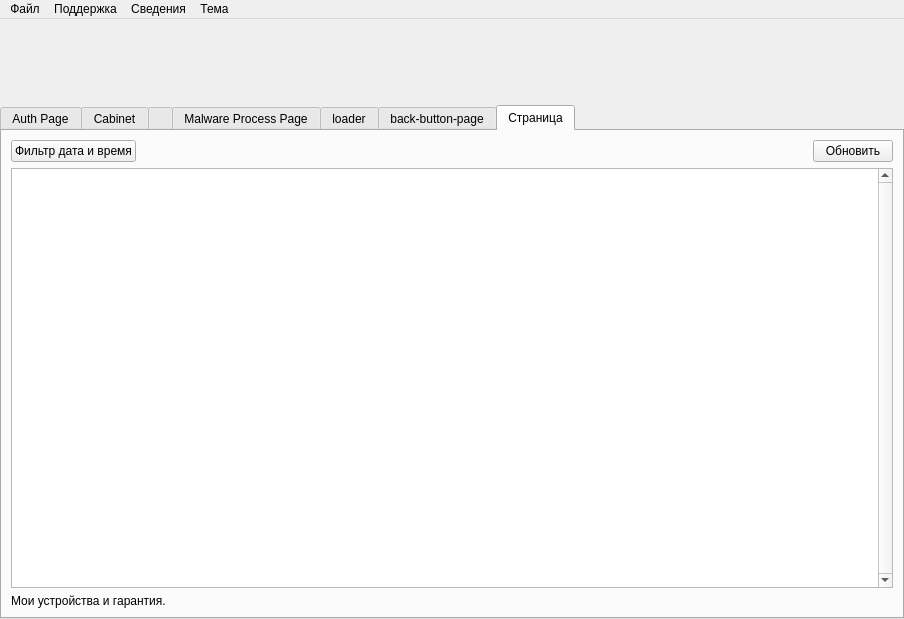
Old version of the form ui/mainwindow.ui in the repository badcast/adskiller.
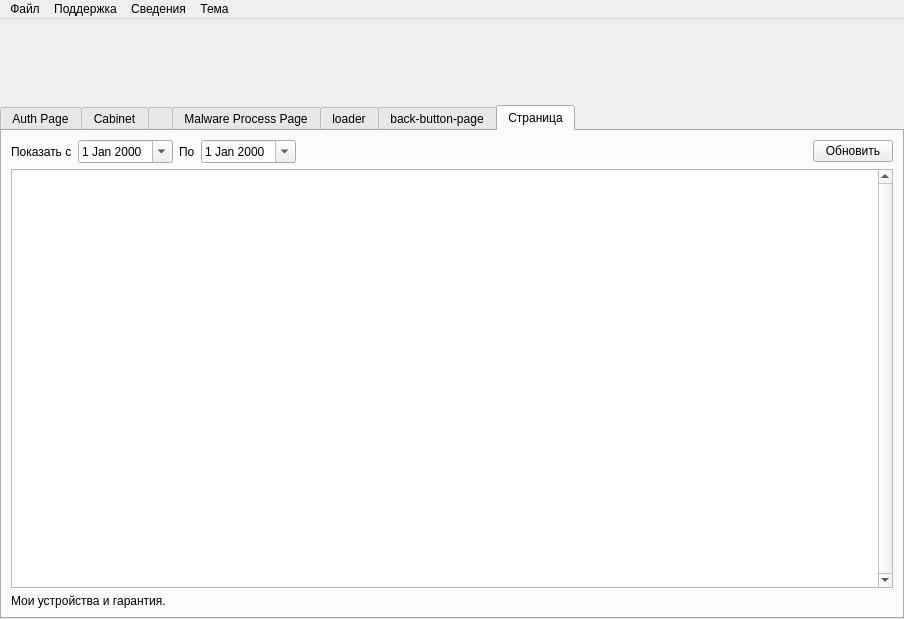
New version of the form. Icons and pictures are not drawn.

Commit message: add: filter by date and fix service

```diff
--- a/ui/mainwindow.ui
+++ b/ui/mainwindow.ui
@@ -1630,9 +1630,30 @@
            <item>
             <layout class="QHBoxLayout" name="verticalLayout_2">
              <item>
-              <widget class="QPushButton" name="myDeviceFilter">
+              <widget class="QLabel" name="label_9">
                <property name="text">
-                <string>Фильтр дата и время</string>
+                <string>Показать с</string>
+               </property>
+              </widget>
+             </item>
+             <item>
+              <widget class="QDateEdit" name="myDeviceFilterDateStart">
+               <property name="calendarPopup">
+                <bool>true</bool>
+               </property>
+              </widget>
+             </item>
+             <item>
+              <widget class="QLabel" name="label_10">
+               <property name="text">
+                <string>По</string>
+               </property>
+              </widget>
+             </item>
+             <item>
+              <widget class="QDateEdit" name="myDeviceFilterDateEnd">
+               <property name="calendarPopup">
+                <bool>true</bool>
                </property>
               </widget>
              </item>
```
The commit also changes 6 other files.
